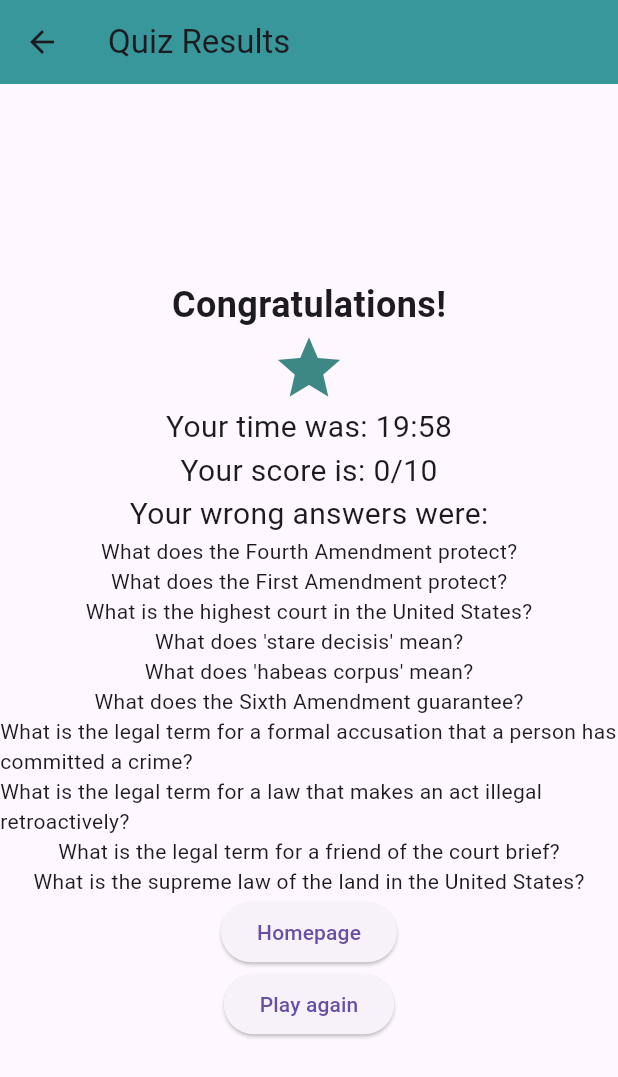
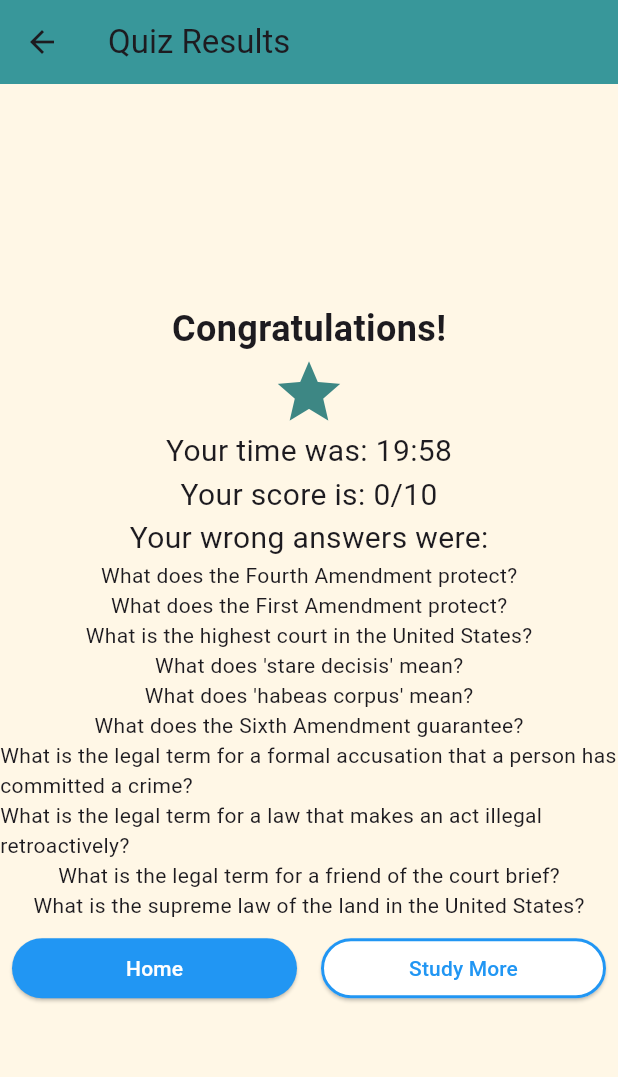
Before and after one commit to thales-ferreira/testing_app, a Flutter app: the QuizApp screen opened directly, scrolled down 576 dp, after a tap on "Submit", on a phone screen of 412 x 824 dp. Shown: the top 1077 px of the screen. Run offline on Flutter 3.47's test engine with Material 3 defaults, Android fonts, the phone set to English and light mode, and no system bars.

Commit message:
expanded the program

```diff
--- a/lib/pages/my_app.dart
+++ b/lib/pages/my_app.dart
@@ -7,7 +7,10 @@ class MyApp extends StatelessWidget {
   Widget build(BuildContext context) {
     return MaterialApp(
       debugShowCheckedModeBanner: false,
-      theme: ThemeData.light(),
+      theme: ThemeData(
+        primarySwatch: Colors.blue,
+        scaffoldBackgroundColor: Color(0xffFFF7E6),
+      ),
       home: const HomePage(),
     );
   }
--- a/lib/pages/quiz_app.dart
+++ b/lib/pages/quiz_app.dart
@@ -6,7 +6,8 @@ import 'dart:async';
 import 'package:flutter/services.dart';
 import 'package:testing/models/question.dart';
 import 'package:testing/pages/result_page.dart';
-import 'package:testing/widgets/quiz_widget.dart'; // Import QuizWidget
+import 'package:testing/widgets/options_widget.dart'; // Import QuizWidget
+import 'package:testing/widgets/question_widget.dart'; // Import QuestionWidget
 
 class QuizApp extends StatefulWidget {
   const QuizApp({Key? key}) : super(key: key);
@@ -88,7 +89,15 @@ class QuizAppState extends State<QuizApp> {
               child: ListView.builder(
                 itemCount: questions.length,
                 itemBuilder: (context, questionIndex) {
-                  return QuizWidget(
+                  return Column(
+                    children: [
+                      QuestionWidget(
+                        question: questions[questionIndex].question,
+                        category: 'Law', // Replace with your category
+                        points: 1, // Replace with your points
+                        questionNumber: questionIndex + 1,
+                      ),
+                      OptionsWidget(
                         question: questions[questionIndex],
                         selectedAnswer: selectedAnswers[questionIndex],
                         onAnswerSelected: (int? value) {
@@ -96,6 +105,8 @@ class QuizAppState extends State<QuizApp> {
                             selectedAnswers[questionIndex] = value!;
                           });
                         },
+                      ),
+                    ],
                   );
                 },
               ),
--- a/lib/pages/result_page.dart
+++ b/lib/pages/result_page.dart
@@ -1,5 +1,7 @@
 import 'package:flutter/material.dart';
 import 'package:testing/models/question.dart';
+import 'package:testing/pages/quiz_app.dart';
+import 'package:testing/pages/home_page.dart';
 
 class ResultPage extends StatelessWidget {
   final List<int> selectedAnswers;
@@ -7,11 +9,11 @@ class ResultPage extends StatelessWidget {
   final List<Question> questions;
 
   const ResultPage({
-    Key? key, // Add this line
+    Key? key,
     required this.selectedAnswers,
     required this.timeLeft,
     required this.questions,
-  }) : super(key: key); // And this line
+  }) : super(key: key);
 
   @override
   Widget build(BuildContext context) {
@@ -53,16 +55,51 @@ class ResultPage extends StatelessWidget {
               style: TextStyle(fontSize: 20),
             ),
             ...wrongAnswers.map((question) => Text(question)).toList(),
-            ElevatedButton(
-                onPressed: () {
-                  // Navigate to homepage
-                },
-                child: const Text('Homepage')),
-            ElevatedButton(
-                onPressed: () {
-                  // Restart the quiz
-                },
-                child: const Text('Play again'))
+            Row(
+              mainAxisAlignment: MainAxisAlignment.spaceEvenly,
+              children: [
+                Expanded(
+                  child: Padding(
+                    padding: const EdgeInsets.all(8.0),
+                    child: ElevatedButton(
+                      onPressed: () {
+                        // Navigate to homepage
+                        Navigator.push(
+                          context,
+                          MaterialPageRoute(builder: (context) => HomePage()),
+                        );
+                      },
+                      child: const Text('Home'),
+                      style: ElevatedButton.styleFrom(
+                        primary: Colors.blue, // background
+                        onPrimary: Colors.white, // foreground
+                      ),
+                    ),
+                  ),
+                ),
+                Expanded(
+                  child: Padding(
+                    padding: const EdgeInsets.all(8.0),
+                    child: ElevatedButton(
+                      onPressed: () {
+                        Navigator.push(
+                          context,
+                          MaterialPageRoute(
+                              builder: (context) => const QuizApp()),
+                        );
+                      },
+                      child: const Text('Study More'),
+                      style: ElevatedButton.styleFrom(
+                        primary: Colors.white, // background
+                        onPrimary: Colors.blue, // foreground
+                        side:
+                            BorderSide(color: Colors.blue, width: 2), // border
+                      ),
+                    ),
+                  ),
+                ),
+              ],
+            ),
           ],
         ),
       ),
--- /dev/null
+++ b/lib/widgets/options_widget.dart
@@ -0,0 +1,88 @@
+// File: lib/widgets/options_widget.dart
+
+import 'package:flutter/material.dart';
+import 'package:testing/models/question.dart';
+
+class CustomRadioWidget extends StatefulWidget {
+  final List<String> options;
+  final Function(int) onOptionSelected;
+
+  const CustomRadioWidget({
+    Key? key,
+    required this.options,
+    required this.onOptionSelected,
+  }) : super(key: key);
+
+  @override
+  _CustomRadioWidgetState createState() => _CustomRadioWidgetState();
+}
+
+class _CustomRadioWidgetState extends State<CustomRadioWidget> {
+  int _selectedOption = 0;
+
+  @override
+  Widget build(BuildContext context) {
+    return Column(
+      children: widget.options.map((option) {
+        int index = widget.options.indexOf(option);
+        return InkWell(
+          onTap: () {
+            setState(() {
+              _selectedOption = index;
+              widget.onOptionSelected(_selectedOption);
+            });
+          },
+          child: Container(
+            margin: const EdgeInsets.all(2.0),
+            decoration: BoxDecoration(
+              color: _selectedOption == index ? Colors.blue : Colors.white,
+              borderRadius: BorderRadius.circular(4.0),
+              border: Border.all(color: Colors.blue),
+            ),
+            child: ListTile(
+              title: Text(
+                option,
+                style: TextStyle(
+                  color: _selectedOption == index ? Colors.white : Colors.black,
+                ),
+              ),
+              leading: Radio<int>(
+                value: index,
+                groupValue: _selectedOption,
+                onChanged: (int? value) {
+                  setState(() {
+                    _selectedOption = value!;
+                    widget.onOptionSelected(_selectedOption);
+                  });
+                },
+                activeColor: Colors.transparent,
+                fillColor: MaterialStateProperty.all(Colors.transparent),
+              ),
+            ),
+          ),
+        );
+      }).toList(),
+    );
+  }
+}
+
+class OptionsWidget extends StatelessWidget {
+  final int selectedAnswer;
+  final ValueChanged<int?> onAnswerSelected;
+  final Question question;
+
+  const OptionsWidget({
+    Key? key,
+    required this.selectedAnswer,
+    required this.onAnswerSelected,
+    required this.question,
+  }) : super(key: key);
+
+  @override
+  Widget build(BuildContext context) {
+    return CustomRadioWidget(
+      options: question.answers,
+      onOptionSelected: onAnswerSelected,
+    );
+  }
+}
--- /dev/null
+++ b/lib/widgets/question_widget.dart
@@ -0,0 +1,64 @@
+// File: lib/widgets/question_widget.dart
+
+import 'package:flutter/material.dart';
+
+class QuestionWidget extends StatelessWidget {
+  final String question;
+  final String category;
+  final double points;
+  final int questionNumber;
+
+  const QuestionWidget({
+    Key? key,
+    required this.question,
+    required this.category,
+    required this.points,
+    required this.questionNumber,
+  }) : super(key: key);
+
+  @override
+  Widget build(BuildContext context) {
+    return Card(
+      color: Color(0xf413153d),
+      child: Padding(
+        padding: const EdgeInsets.all(16.0),
+        child: Row(
+          children: [
+            Expanded(
+              child: Column(
+                crossAxisAlignment: CrossAxisAlignment.start,
+                children: [
+                  Text(
+                    'Question $questionNumber',
+                    style: TextStyle(
+                        fontSize: 18,
+                        fontWeight: FontWeight.bold,
+                        color: Colors.white),
+                  ),
+                  Text(
+                    '$points points',
+                    style: TextStyle(fontSize: 16, color: Colors.white),
+                  ),
+                  Text(
+                    category,
+                    style: TextStyle(fontSize: 16, color: Colors.blue),
+                  ),
+                  SizedBox(height: 20),
+                  Text(
+                    question,
+                    style: TextStyle(fontSize: 20, color: Colors.white),
+                    overflow: TextOverflow.ellipsis,
+                    maxLines: 3,
+                  ),
+                  // Add your image here
+                  // Image.asset('assets/images/your_image.png'),
+                  SizedBox(height: 20),
+                ],
+              ),
+            ),
+          ],
+        ),
+      ),
+    );
+  }
+}
--- a/lib/widgets/quiz_widget.dart
+++ /dev/null
@@ -1,45 +0,0 @@
-import 'package:flutter/material.dart';
-import 'package:testing/models/question.dart';
-
-class QuizWidget extends StatelessWidget {
-  final int selectedAnswer;
-  final ValueChanged<int?> onAnswerSelected;
-  final Question question;
-
-  const QuizWidget({
-    Key? key,
-    required this.selectedAnswer,
-    required this.onAnswerSelected,
-    required this.question,
-  }) : super(key: key);
-
-  @override
-  Widget build(BuildContext context) {
-    return Card(
-      margin: const EdgeInsets.only(bottom: 16.0),
-      child: Padding(
-        padding: const EdgeInsets.all(16.0),
-        child: Column(
-          crossAxisAlignment: CrossAxisAlignment.start,
-          children: [
-            Text(
-              question.question,
-              style: const TextStyle(fontSize: 18, fontWeight: FontWeight.bold),
-            ),
-            ...question.answers.asMap().entries.map((entry) {
-              int answerIndex = entry.key;
-              String answer = entry.value;
-
-              return RadioListTile<int>(
-                title: Text(answer),
-                value: answerIndex,
-                groupValue: selectedAnswer,
-                onChanged: onAnswerSelected,
-              );
-            }).toList(),
-          ],
-        ),
-      ),
-    );
-  }
-}
```
Also changed, not shown: lib/pages/home_page.dart (+15 -16 lines). Lines whose indentation alone changed are shown as unchanged.
